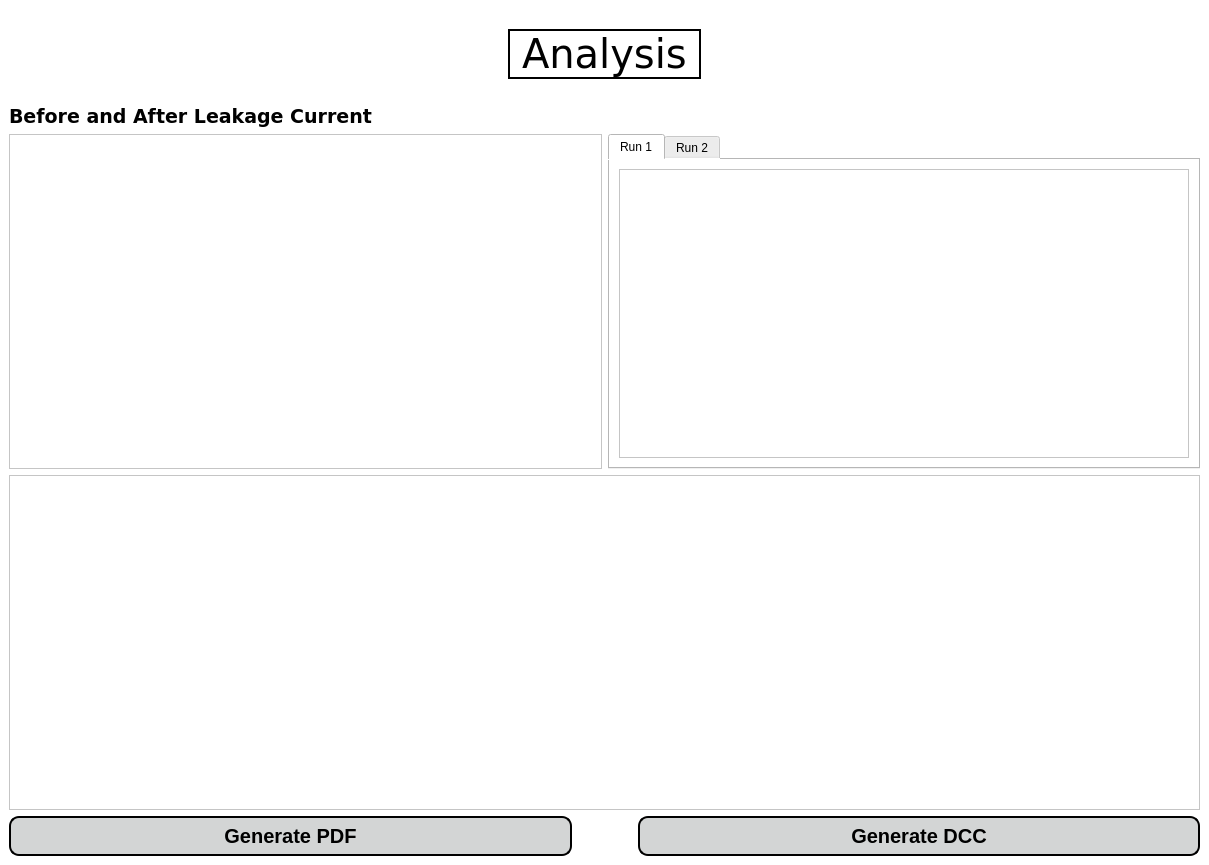
This is app/gui/analyse_page.ui in JasonLaux/DC-Boxjelly as Qt 5 draws it before an edit. The edited form follows.
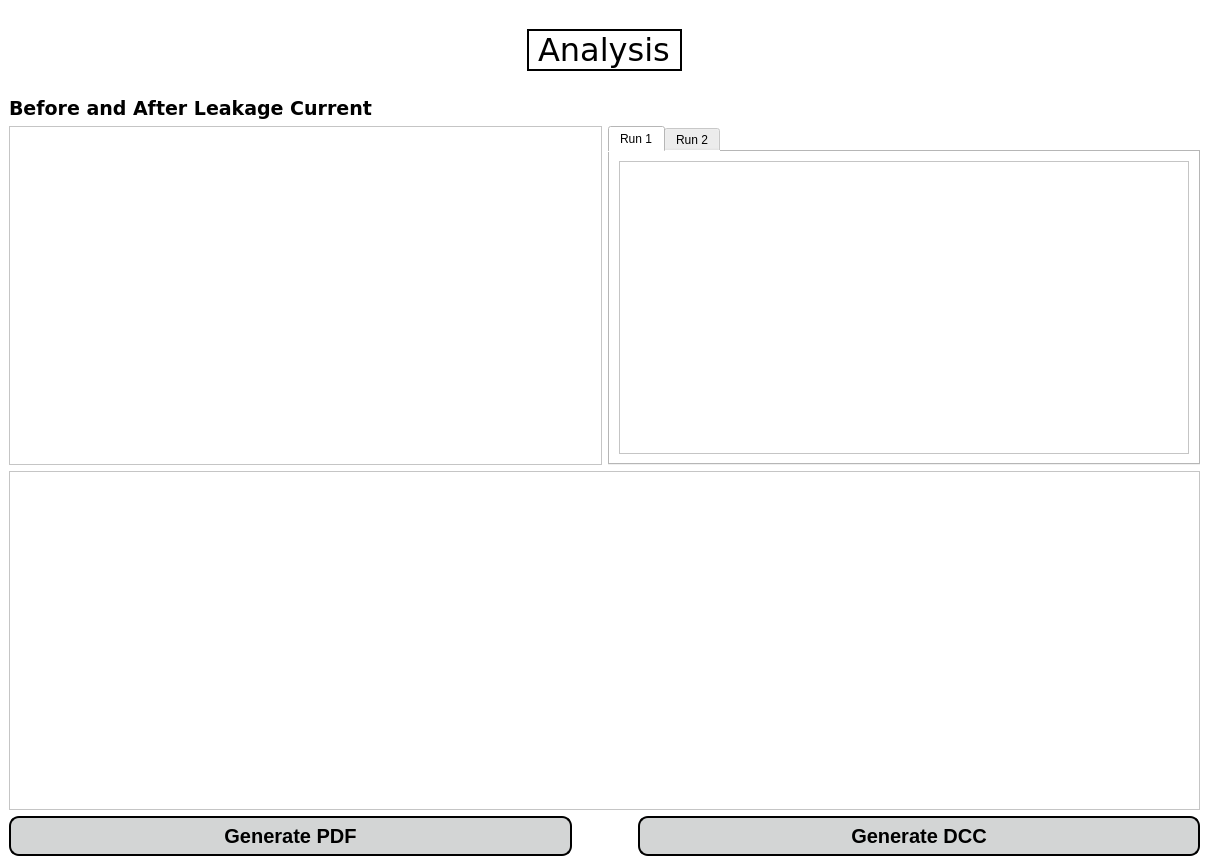
This is the edited form.

Commit message: Reduce font sizes and ensure layout are consistent

Diff of the .ui file:
```diff
--- a/app/gui/analyse_page.ui
+++ b/app/gui/analyse_page.ui
@@ -42,7 +42,7 @@
       <property name="font">
        <font>
         <family>Verdana</family>
-        <pointsize>30</pointsize>
+        <pointsize>24</pointsize>
        </font>
       </property>
       <property name="frameShape">
@@ -86,7 +86,14 @@
       <item>
        <layout class="QHBoxLayout" name="horizontalLayout_2">
         <item>
-         <widget class="QGraphicsView" name="resultGraph"/>
+         <widget class="QGraphicsView" name="resultGraph">
+          <property name="font">
+           <font>
+            <family>Verdana</family>
+            <pointsize>14</pointsize>
+           </font>
+          </property>
+         </widget>
         </item>
         <item>
          <widget class="QTabWidget" name="tabWidget_2">
@@ -99,7 +106,14 @@
            </attribute>
            <layout class="QGridLayout" name="gridLayout_4">
             <item row="0" column="0">
-             <widget class="QTableView" name="run1Table"/>
+             <widget class="QTableView" name="run1Table">
+              <property name="font">
+               <font>
+                <family>Verdana</family>
+                <pointsize>14</pointsize>
+               </font>
+              </property>
+             </widget>
             </item>
            </layout>
           </widget>
@@ -118,7 +132,14 @@
        </layout>
       </item>
       <item>
-       <widget class="QTableView" name="resultTable"/>
+       <widget class="QTableView" name="resultTable">
+        <property name="font">
+         <font>
+          <family>Verdana</family>
+          <pointsize>14</pointsize>
+         </font>
+        </property>
+       </widget>
       </item>
       <item>
        <layout class="QHBoxLayout" name="horizontalLayout_3">
```
The commit also changes 3 other files.
